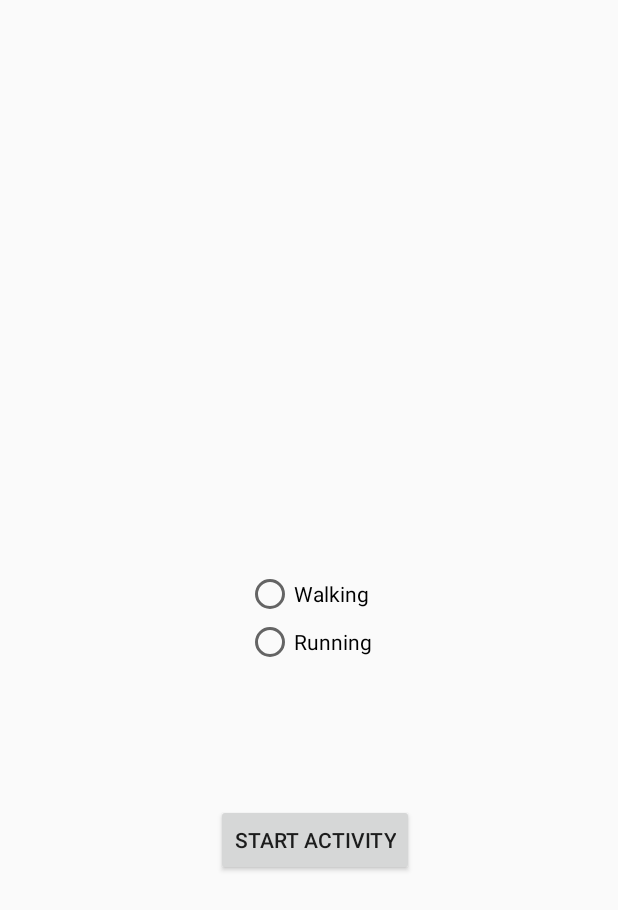
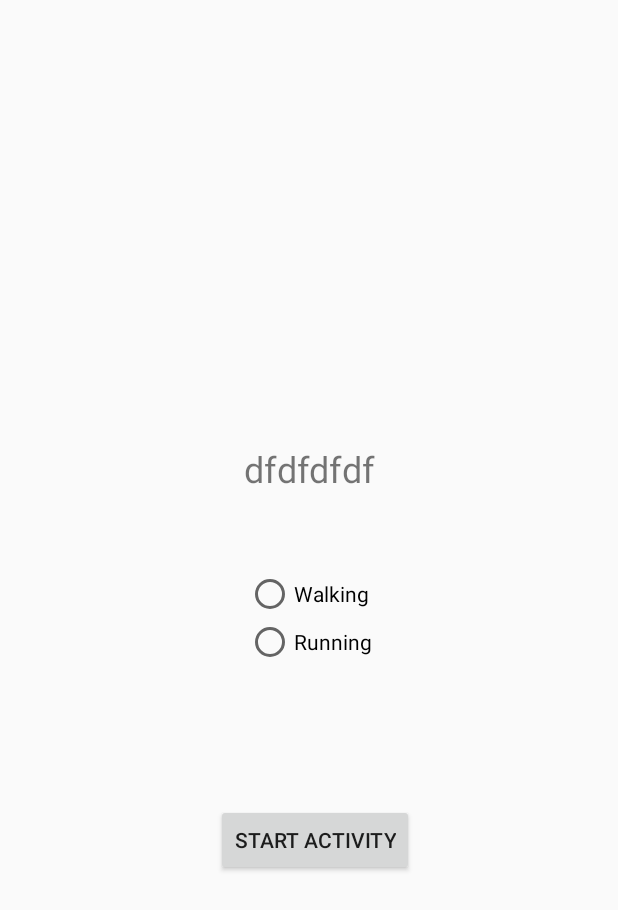
Before and after one commit to AshishGuptaNGupta/everyStepCount, an Android app: the DashBoard screen opened directly, with no data from a screen before it, on a phone screen of 412 x 824 dp. Shown: the top 910 px of the screen. Run offline under Robolectric (Android 15) with nearby library versions, the phone set to English and light mode, and no system bars.

Commit message:
MAP DONE

```diff
--- a/app/src/main/java/com/everystepcounts/akshay/everystepcounts2/DashBoard.java
+++ b/app/src/main/java/com/everystepcounts/akshay/everystepcounts2/DashBoard.java
@@ -5,14 +5,15 @@ import android.support.v7.app.AppCompatActivity;
 import android.os.Bundle;
 import android.view.View;
 import android.widget.RadioButton;
+import android.widget.TextView;
 
 public class DashBoard extends AppCompatActivity {
 
     Intent intent;
-
     String walking="0";
     String running="1";
     String activity;
+    TextView distance;
     public void selectActivity(View view) {
 
         boolean checked = ((RadioButton) view).isChecked();
@@ -21,11 +22,11 @@ public class DashBoard extends AppCompatActivity {
             case R.id.walking:
                 if (checked)
                     activity=walking;
-                    break;
+                break;
             case R.id.Running:
                 if (checked)
                     activity=running;
-                    break;
+                break;
         }
     }
 
@@ -38,6 +39,10 @@ public class DashBoard extends AppCompatActivity {
     protected void onCreate(Bundle savedInstanceState) {
         super.onCreate(savedInstanceState);
         setContentView(R.layout.activity_dash_board);
+        distance=findViewById(R.id.distance);
         intent=new Intent(this, MapsActivity.class);
+        Bundle bs= new Intent().getExtras();
+
+
     }
 }
--- a/app/src/main/java/com/everystepcounts/akshay/everystepcounts2/Register_Page.java
+++ b/app/src/main/java/com/everystepcounts/akshay/everystepcounts2/Register_Page.java
@@ -81,7 +81,6 @@ public class Register_Page extends AppCompatActivity {
     protected void onCreate(Bundle savedInstanceState) {
         super.onCreate(savedInstanceState);
         setContentView(R.layout.activity_register__page);
-        FirebaseAuth mAuth = FirebaseAuth.getInstance();
         weight=findViewById(R.id.weight);
 
 
--- a/app/src/main/res/layout/activity_dash_board.xml
+++ b/app/src/main/res/layout/activity_dash_board.xml
@@ -43,4 +43,16 @@
             android:onClick="selectActivity"
             android:text="Running" />
     </RadioGroup>
+
+    <TextView
+        android:id="@+id/distance"
+        android:layout_width="wrap_content"
+        android:layout_height="wrap_content"
+        android:layout_marginBottom="51dp"
+        android:text="dfdfdfdf"
+        android:textSize="24sp"
+        app:layout_constraintBottom_toTopOf="@+id/radioGroup"
+        app:layout_constraintEnd_toEndOf="parent"
+        app:layout_constraintHorizontal_bias="0.5"
+        app:layout_constraintStart_toStartOf="parent" />
 </android.support.constraint.ConstraintLayout>
```
Also changed, not shown: app/src/main/java/com/everystepcounts/akshay/everystepcounts2/MapsActivity.java (+70 -1 lines), app/src/main/res/layout/activity_maps.xml (+37 -7 lines).
